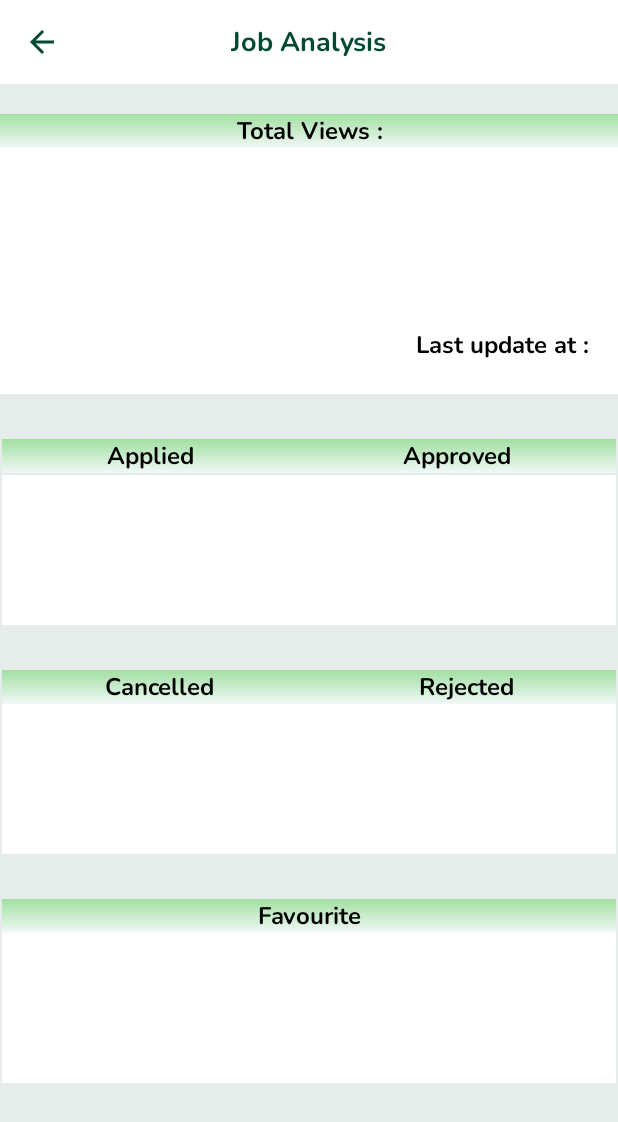
After one commit to WeiChin04/EasyJob, an Android app: the JobAnalysisDetailsFragment screen opened through its navigation route, on a phone screen of 412 x 824 dp. The commit adds this screen. Shown: the top 1122 px of the screen. Run offline under Robolectric (Android 15) with nearby library versions, the phone set to English and light mode, and no system bars; our stand-ins replace Firebase (no records; nobody signed in at launch, a user with empty details on screens opened directly), navigation-ui; libraries missing offline, so code that uses them is left out: android.text.method.

Commit message:
job analysis details done

```diff
--- a/app/src/main/java/com/example/easyjob/employer/ApplicantAdapter.kt
+++ b/app/src/main/java/com/example/easyjob/employer/ApplicantAdapter.kt
@@ -54,7 +54,7 @@ class ApplicantAdapter(private val childId: String,
 
         val currentTimeMillis = appliedDataList.appliedAt!!.toLong()
         val date = Date(currentTimeMillis)
-        val dateFormat = SimpleDateFormat("HH:mm , dd/MMM/yyyy", Locale.getDefault())
+        val dateFormat = SimpleDateFormat("HH:mm, dd MMM yyyy", Locale.getDefault())
         val currentTime = dateFormat.format(date)
         holder.applyDate.text = currentTime
 
--- a/app/src/main/java/com/example/easyjob/employer/JobAdapter.kt
+++ b/app/src/main/java/com/example/easyjob/employer/JobAdapter.kt
@@ -55,7 +55,7 @@ class JobAdapter(private val jobList: ArrayList<JobData>) : RecyclerView.Adapter
 
         val currentTimeMillis = currentItem.currentDate!!.toLong()
         val date = Date(currentTimeMillis)
-        val dateFormat = SimpleDateFormat("yyyy-MM-dd HH:mm", Locale.getDefault())
+        val dateFormat = SimpleDateFormat("HH:mm, dd MMM yyyy", Locale.getDefault())
         val currentTime = dateFormat.format(date)
         holder.datePosted.text = currentTime
         holder.jobTitle.text = currentItem.jobTitle
--- /dev/null
+++ b/app/src/main/java/com/example/easyjob/employer/JobAnalysisDetailsFragment.kt
@@ -0,0 +1,52 @@
+package com.example.easyjob.employer
+
+import android.os.Bundle
+import androidx.fragment.app.Fragment
+import android.view.LayoutInflater
+import android.view.View
+import android.view.ViewGroup
+import androidx.appcompat.app.AppCompatActivity
+import androidx.navigation.fragment.findNavController
+import androidx.navigation.ui.AppBarConfiguration
+import com.example.easyjob.databinding.FragmentJobAnalysisDetailsBinding
+import java.text.SimpleDateFormat
+import java.util.*
+
+
+class JobAnalysisDetailsFragment : Fragment() {
+
+    private var _binding: FragmentJobAnalysisDetailsBinding? =null
+    private val binding get() = _binding!!
+
+    override fun onCreateView(
+        inflater: LayoutInflater, container: ViewGroup?,
+        savedInstanceState: Bundle?
+    ): View {
+
+        _binding = FragmentJobAnalysisDetailsBinding.inflate(inflater,container,false)
+
+        //hide nav bar
+        (activity as EmployerHome).hideBottomNavigationView()
+
+        //action bar
+        val toolbar = binding.toolbar
+        setHasOptionsMenu(true)
+        (activity as AppCompatActivity).setSupportActionBar(toolbar)
+        val actionBar = (activity as? AppCompatActivity)?.supportActionBar
+        actionBar?.setDisplayShowTitleEnabled(false)
+        actionBar?.setDisplayHomeAsUpEnabled(true)
+        val navController = findNavController()
+        val appBarConfiguration = AppBarConfiguration(navController.graph)
+
+        binding.tvADTotalView.text = arguments?.getString("total_click")
+        binding.tvADApplied.text = arguments?.getString("total_applied")
+        binding.tvADApproved.text = arguments?.getString("total_approved")
+        binding.tvADCancelled.text = arguments?.getString("total_cancelled")
+        binding.tvADRejected.text = arguments?.getString("total_rejected")
+        binding.tvADFavourite.text = arguments?.getString("total_favourite")
+        binding.tvADLastUpdate.text = arguments?.getString("last_click")
+
+        return binding.root
+    }
+
+}
--- a/app/src/main/java/com/example/easyjob/employer/JobDetailFragment.kt
+++ b/app/src/main/java/com/example/easyjob/employer/JobDetailFragment.kt
@@ -41,7 +41,7 @@ class JobDetailFragment : Fragment() {
         actionBar?.setDisplayHomeAsUpEnabled(true)
         val navController = findNavController()
         val appBarConfiguration = AppBarConfiguration(navController.graph)
-       // NavigationUI.setupActionBarWithNavController(activity as AppCompatActivity, navController, appBarConfiguration)
+      // NavigationUI.setupActionBarWithNavController(activity as AppCompatActivity, navController, appBarConfiguration)
 
 
         val currentUser = FirebaseAuth.getInstance().currentUser!!.uid
--- a/app/src/main/java/com/example/easyjob/employer/jobAnalysisAdapter.kt
+++ b/app/src/main/java/com/example/easyjob/employer/jobAnalysisAdapter.kt
@@ -4,6 +4,9 @@ import android.view.LayoutInflater
 import android.view.View
 import android.view.ViewGroup
 import android.widget.TextView
+import androidx.cardview.widget.CardView
+import androidx.core.os.bundleOf
+import androidx.navigation.findNavController
 import androidx.recyclerview.widget.RecyclerView
 import com.example.easyjob.AnalysisData
 import com.example.easyjob.R
@@ -44,17 +47,32 @@ class jobAnalysisAdapter (private val jobDataList: ArrayList<JobData>,
         }
 
         holder.jobAnalysisTitle.text = currentJob.jobTitle
+        val currentTimeMills = currentAnalysis.lastClickTime!!.toLong()
+        val date = Date(currentTimeMills)
+        val dateFormat = SimpleDateFormat("HH:mm, dd MMM yyyy", Locale.getDefault())
+        val currentTime = dateFormat.format(date)
 
         if(currentAnalysis.lastClickTime == ""){
             holder.lastViewAt.text = "-"
         }else{
-            val currentTimeMills = currentAnalysis.lastClickTime!!.toLong()
-            val date = Date(currentTimeMills)
-            val dateFormat = SimpleDateFormat("HH:mm , dd/MMM/yyyy", Locale.getDefault())
-            val currentTime = dateFormat.format(date)
+
 
             holder.lastViewAt.text = currentTime
         }
+
+        holder.cardView.setOnClickListener {
+            val bundle = bundleOf(
+                "total_click" to currentAnalysis.clickCount.toString(),
+                "total_applied" to currentAnalysis.totalApply.toString(),
+                "total_approved" to currentAnalysis.totalApproved.toString(),
+                "total_cancelled" to currentAnalysis.totalCancel.toString(),
+                "total_rejected" to currentAnalysis.totalRejected.toString(),
+                "total_favourite" to currentAnalysis.favouriteCount.toString(),
+                "last_click" to currentTime
+            )
+            it.findNavController().navigate(R.id.action_employerHomeFragment_to_jobAnalysisDetailsFragment, bundle)
+        }
+
     }
 
     private fun getPosition(position: Int): Pair<Int, Int> {
@@ -72,5 +90,8 @@ class jobAnalysisAdapter (private val jobDataList: ArrayList<JobData>,
         val jobAnalysisTitle : TextView = itemView.findViewById(R.id.tvJobAnalysisTitle)
         val totalView : TextView = itemView.findViewById(R.id.tvTotalView)
         val lastViewAt : TextView = itemView.findViewById(R.id.tvLastViewAt)
+        val cardView : CardView = itemView.findViewById(R.id.cvJobAnalysis)
+
+
     }
 }
--- a/app/src/main/java/com/example/easyjob/user/UserFavouriteJobAdapter.kt
+++ b/app/src/main/java/com/example/easyjob/user/UserFavouriteJobAdapter.kt
@@ -54,7 +54,7 @@ class UserFavouriteJobAdapter (private val jobDataList: ArrayList<JobData>) : Re
 
         val currentTimeMillis = currentItem.currentDate!!.toLong()
         val date = Date(currentTimeMillis)
-        val dateFormat = SimpleDateFormat("HH:mm , dd/MMM/yyyy", Locale.getDefault())
+        val dateFormat = SimpleDateFormat("HH:mm, dd MMM yyyy", Locale.getDefault())
         val currentTime = dateFormat.format(date)
         holder.datePosted.text = currentTime
         holder.jobTitle.text = currentItem.jobTitle
--- a/app/src/main/java/com/example/easyjob/user/UserJobAdapter.kt
+++ b/app/src/main/java/com/example/easyjob/user/UserJobAdapter.kt
@@ -60,7 +60,7 @@ class UserJobAdapter(private var jobList: ArrayList<JobData>) : RecyclerView.Ada
 
         val currentTimeMillis = currentItem.currentDate!!.toLong()
         val date = Date(currentTimeMillis)
-        val dateFormat = SimpleDateFormat("yyyy-MM-dd HH:mm", Locale.getDefault())
+        val dateFormat = SimpleDateFormat("HH:mm, dd MMM yyyy", Locale.getDefault())
         val currentTime = dateFormat.format(date)
         holder.datePosted.text = currentTime
         holder.jobTitle.text = currentItem.jobTitle
--- a/app/src/main/java/com/example/easyjob/user/UserJobAppliedAdapter.kt
+++ b/app/src/main/java/com/example/easyjob/user/UserJobAppliedAdapter.kt
@@ -58,7 +58,7 @@ class UserJobAppliedAdapter(private val jobList: ArrayList<UserApplicationData>,
 
         val currentTimeMillis = currentItem.appliedAt!!.toLong()
         val date = Date(currentTimeMillis)
-        val dateFormat = SimpleDateFormat("HH:mm , dd/MMM/yyyy", Locale.getDefault())
+        val dateFormat = SimpleDateFormat("HH:mm, dd MMM yyyy", Locale.getDefault())
         val currentTime = dateFormat.format(date)
         holder.dateApplied.text = currentTime
         holder.jobTitle.text = currentJobItem.jobTitle
--- a/app/src/main/java/com/example/easyjob/user/UserSearchJobAdapter.kt
+++ b/app/src/main/java/com/example/easyjob/user/UserSearchJobAdapter.kt
@@ -59,7 +59,7 @@ class UserSearchJobAdapter(private var jobList: ArrayList<JobData>) : RecyclerVi
 
         val currentTimeMillis = currentItem.currentDate!!.toLong()
         val date = Date(currentTimeMillis)
-        val dateFormat = SimpleDateFormat("yyyy-MM-dd HH:mm", Locale.getDefault())
+        val dateFormat = SimpleDateFormat("HH:mm , dd MMM yyyy", Locale.getDefault())
         val currentTime = dateFormat.format(date)
         holder.datePosted.text = currentTime
         holder.jobTitle.text = currentItem.jobTitle
--- /dev/null
+++ b/app/src/main/res/layout/fragment_job_analysis_details.xml
@@ -0,0 +1,292 @@
+<?xml version="1.0" encoding="utf-8"?>
+<androidx.constraintlayout.widget.ConstraintLayout xmlns:android="http://schemas.android.com/apk/res/android"
+    xmlns:app="http://schemas.android.com/apk/res-auto"
+    xmlns:tools="http://schemas.android.com/tools"
+    android:layout_width="match_parent"
+    android:layout_height="match_parent"
+    tools:context=".employer.JobAnalysisDetailsFragment">
+
+    <androidx.constraintlayout.widget.ConstraintLayout
+        android:id="@+id/clTop"
+        android:layout_width="match_parent"
+        android:layout_height="wrap_content"
+        app:layout_constraintEnd_toEndOf="parent"
+        app:layout_constraintStart_toStartOf="parent"
+        app:layout_constraintTop_toTopOf="parent">
+
+        <com.google.android.material.appbar.AppBarLayout
+            android:id="@+id/appBarLayout"
+            android:layout_width="match_parent"
+            android:layout_height="wrap_content"
+            app:layout_constraintTop_toTopOf="parent"
+            app:popupTheme="@style/Theme.EasyJob">
+
+            <androidx.appcompat.widget.Toolbar
+                android:id="@+id/toolbar"
+                android:layout_width="match_parent"
+                android:layout_height="?attr/actionBarSize"
+                android:background="?attr/colorOnPrimary"
+                android:textAlignment="center"
+                app:layout_constraintBottom_toBottomOf="parent"
+                app:layout_constraintEnd_toEndOf="parent"
+                app:layout_constraintStart_toStartOf="parent"
+                app:layout_constraintTop_toTopOf="@+id/appBarLayout"
+                app:popupTheme="@style/Theme.EasyJob"
+                app:titleTextColor="@color/green">
+
+                <TextView
+                    style="@style/toolbar_Title"
+                    android:layout_width="wrap_content"
+                    android:layout_height="wrap_content"
+                    android:layout_gravity="center"
+                    android:text="@string/job_analysis_page_title" />
+
+            </androidx.appcompat.widget.Toolbar>
+
+        </com.google.android.material.appbar.AppBarLayout>
+    </androidx.constraintlayout.widget.ConstraintLayout>
+
+    <androidx.constraintlayout.widget.ConstraintLayout
+        android:layout_width="match_parent"
+        android:layout_height="0dp"
+        app:layout_constraintBottom_toBottomOf="parent"
+        app:layout_constraintEnd_toEndOf="parent"
+        app:layout_constraintStart_toStartOf="parent"
+        app:layout_constraintTop_toBottomOf="@+id/clTop">
+
+        <LinearLayout
+            android:id="@+id/linearLayout4"
+            android:layout_width="match_parent"
+            android:layout_height="wrap_content"
+            android:orientation="vertical"
+            android:layout_marginTop="20dp"
+            android:background="@color/white"
+            app:layout_constraintEnd_toEndOf="parent"
+            app:layout_constraintStart_toStartOf="parent"
+            app:layout_constraintTop_toTopOf="parent">
+
+            <TextView
+                android:id="@+id/textView2"
+                style="@style/ADTextview"
+                android:layout_width="match_parent"
+                android:layout_height="wrap_content"
+                android:gravity="center"
+                android:background="@drawable/gradient_background"
+                android:text="@string/total_view_description" />
+
+            <androidx.appcompat.widget.AppCompatTextView
+                android:id="@+id/tvADTotalView"
+                android:layout_width="match_parent"
+                android:layout_height="120dp"
+                android:autoSizeMaxTextSize="70sp"
+                android:autoSizeMinTextSize="10sp"
+                android:autoSizeTextType="uniform"
+                android:fontFamily="@font/nunito_bold"
+                android:gravity="center"
+                android:text="@string/example_total_view"
+                android:textColor="@color/green"
+                android:background="@color/white"
+                tools:targetApi="26" />
+
+            <TextView
+                android:id="@+id/textView4"
+                style="@style/ADTextview"
+                android:layout_width="match_parent"
+                android:layout_height="wrap_content"
+                android:layout_marginStart="30dp"
+                android:layout_marginEnd="20dp"
+                android:gravity="end"
+                android:background="@color/white"
+                android:text="@string/last_view_at_description" />
+
+            <TextView
+                android:id="@+id/tvADLastUpdate"
+                style="@style/textview_heading"
+                android:layout_width="match_parent"
+                android:layout_height="wrap_content"
+                android:layout_marginStart="30dp"
+                android:layout_marginEnd="20dp"
+                android:gravity="end"
+                android:background="@color/white"
+                android:text="@string/example_last_view" />
+        </LinearLayout>
+
+        <LinearLayout
+            android:id="@+id/linearLayout5"
+            android:layout_width="409dp"
+            android:layout_height="wrap_content"
+            android:layout_marginTop="30dp"
+            android:orientation="horizontal"
+            app:layout_constraintEnd_toEndOf="parent"
+            app:layout_constraintStart_toStartOf="parent"
+            app:layout_constraintTop_toBottomOf="@+id/linearLayout4">
+
+            <TextView
+                android:id="@+id/textView5"
+                style="@style/textview"
+                android:layout_width="wrap_content"
+                android:layout_height="wrap_content"
+                android:layout_weight="1"
+                android:background="@drawable/gradient_background"
+                android:text="@string/total_apply_description" />
+
+            <TextView
+                android:id="@+id/textView7"
+                style="@style/textview"
+                android:layout_width="wrap_content"
+                android:layout_height="wrap_content"
+                android:layout_weight="1"
+                android:background="@drawable/gradient_background"
+                android:text="@string/total_cancel_description" />
+
+        </LinearLayout>
+
+        <LinearLayout
+            android:id="@+id/linearLayout6"
+            android:layout_width="409dp"
+            android:layout_height="wrap_content"
+            android:layout_marginTop="1dp"
+            android:orientation="horizontal"
+            app:layout_constraintEnd_toEndOf="parent"
+            app:layout_constraintStart_toStartOf="parent"
+            app:layout_constraintTop_toBottomOf="@+id/linearLayout5">
+
+            <TextView
+                android:id="@+id/tvADApplied"
+                android:layout_width="wrap_content"
+                android:layout_height="100dp"
+                android:layout_weight="1"
+                android:autoSizeMaxTextSize="70sp"
+                android:autoSizeMinTextSize="10sp"
+                android:autoSizeTextType="uniform"
+                android:fontFamily="@font/nunito_bold"
+                android:gravity="center"
+                android:text="@string/example_total_view"
+                android:textColor="@color/green"
+                android:background="@color/white"
+                tools:targetApi="26" />
+
+            <TextView
+                android:id="@+id/tvADApproved"
+                android:layout_width="wrap_content"
+                android:layout_height="100dp"
+                android:layout_weight="1"
+                android:autoSizeMaxTextSize="70sp"
+                android:autoSizeMinTextSize="10sp"
+                android:autoSizeTextType="uniform"
+                android:fontFamily="@font/nunito_bold"
+                android:gravity="center"
+                android:text="@string/example_total_view"
+                android:textColor="@color/green"
+                android:background="@color/white"
+                tools:targetApi="26" />
+        </LinearLayout>
+
+        <LinearLayout
+            android:id="@+id/linearLayout7"
+            android:layout_width="409dp"
+            android:layout_height="wrap_content"
+            android:layout_marginTop="30dp"
+            android:orientation="horizontal"
+            app:layout_constraintEnd_toEndOf="parent"
+            app:layout_constraintStart_toStartOf="parent"
+            app:layout_constraintTop_toBottomOf="@+id/linearLayout6">
+
+            <TextView
+                android:id="@+id/textView8"
+                style="@style/textview"
+                android:layout_width="wrap_content"
+                android:layout_height="wrap_content"
+                android:layout_weight="1"
+                android:background="@drawable/gradient_background"
+                android:text="@string/total_approved_description" />
+
+            <TextView
+                android:id="@+id/textView9"
+                style="@style/textview"
+                android:layout_width="wrap_content"
+                android:layout_height="wrap_content"
+                android:layout_weight="1"
+                android:background="@drawable/gradient_background"
+                android:text="@string/total_rejected_description" />
+
+        </LinearLayout>
+
+        <LinearLayout
+            android:id="@+id/linearLayout8"
+            android:layout_width="409dp"
+            android:layout_height="wrap_content"
+            android:orientation="horizontal"
+            app:layout_constraintEnd_toEndOf="parent"
+            app:layout_constraintStart_toStartOf="parent"
+            app:layout_constraintTop_toBottomOf="@+id/linearLayout7">
+
+            <TextView
+                android:id="@+id/tvADCancelled"
+                android:layout_width="wrap_content"
+                android:layout_height="100dp"
+                android:layout_weight="1"
+                android:autoSizeMaxTextSize="70sp"
+                android:autoSizeMinTextSize="10sp"
+                android:autoSizeTextType="uniform"
+                android:fontFamily="@font/nunito_bold"
+                android:gravity="center"
+                android:text="@string/example_total_view"
+                android:textColor="@color/green"
+                android:background="@color/white"
+                tools:targetApi="26" />
+
+            <TextView
+                android:id="@+id/tvADRejected"
+                android:layout_width="wrap_content"
+                android:layout_height="100dp"
+                android:layout_weight="1"
+                android:autoSizeMaxTextSize="70sp"
+                android:autoSizeMinTextSize="10sp"
+                android:autoSizeTextType="uniform"
+                android:fontFamily="@font/nunito_bold"
+                android:gravity="center"
+                android:text="@string/example_total_view"
+                android:textColor="@color/green"
+                android:background="@color/white"
+                tools:targetApi="26" />
+        </LinearLayout>
+
+        <LinearLayout
+            android:layout_width="409dp"
+            android:layout_height="wrap_content"
+            android:orientation="vertical"
+            android:layout_marginTop="30dp"
+            app:layout_constraintEnd_toEndOf="parent"
+            app:layout_constraintStart_toStartOf="parent"
+            app:layout_constraintTop_toBottomOf="@+id/linearLayout8">
+
+            <TextView
+                android:id="@+id/textView10"
+                style="@style/textview"
+                android:layout_width="match_parent"
+                android:layout_height="wrap_content"
+                android:layout_weight="1"
+                android:background="@drawable/gradient_background"
+                android:text="@string/total_bookmarks_description" />
+
+            <TextView
+                android:id="@+id/tvADFavourite"
+                android:layout_width="match_parent"
+                android:layout_height="100dp"
+                android:layout_weight="1"
+                android:autoSizeMaxTextSize="70sp"
+                android:autoSizeMinTextSize="10sp"
+                android:autoSizeTextType="uniform"
+                android:fontFamily="@font/nunito_bold"
+                android:gravity="center"
+                android:textColor="@color/green"
+                android:text="@string/example_total_view"
+                android:background="@color/white"
+                tools:targetApi="26"/>
+
+
+        </LinearLayout>
+    </androidx.constraintlayout.widget.ConstraintLayout>
+
+</androidx.constraintlayout.widget.ConstraintLayout>
--- a/app/src/main/res/navigation/employer_navigation.xml
+++ b/app/src/main/res/navigation/employer_navigation.xml
@@ -8,7 +8,11 @@
     <fragment
         android:id="@+id/employerHomeFragment"
         android:name="com.example.easyjob.employer.EmployerHomeFragment"
-        tools:layout="@layout/fragment_employer_home" />
+        tools:layout="@layout/fragment_employer_home" >
+        <action
+            android:id="@+id/action_employerHomeFragment_to_jobAnalysisDetailsFragment"
+            app:destination="@id/jobAnalysisDetailsFragment" />
+    </fragment>
     <fragment
         android:id="@+id/jobView"
         android:name="com.example.easyjob.employer.EmployerJobView"
@@ -74,4 +78,9 @@
         android:id="@+id/employerJobForm"
         android:name="com.example.easyjob.employer.EmployerJobForm"
         android:label="EmployerJobForm" />
+    <fragment
+        android:id="@+id/jobAnalysisDetailsFragment"
+        android:name="com.example.easyjob.employer.JobAnalysisDetailsFragment"
+        android:label="fragment_job_analysis_details"
+        tools:layout="@layout/fragment_job_analysis_details" />
 </navigation>
--- a/app/src/main/res/values/strings.xml
+++ b/app/src/main/res/values/strings.xml
@@ -206,13 +206,13 @@
     <string name="show_repeat_applied_job_message">You have applied this job before</string>
 
 
-    <!--    messageDialog   -->
+    <!--    messageDialog       -->
     <string name="messageDialog_yes">Yes</string>
     <string name="messageDialog_confirm">Confirm</string>
     <string name="messageDialog_no">no</string>
 
 
-    <!--    applicant item-->
+    <!--    applicant item      -->
     <string name="apply_date_title">Apply Date : </string>
     <string name="example_applicant_name">Michelle</string>
     <string name="example_contact">012–7123453</string>
@@ -262,16 +262,19 @@
         <item>10000 &amp; above</item>
     </string-array>
 
-<!--    job analysis card view-->
+    <!--    job analysis card view      -->
     <string name="total_view_description">Total Views :</string>
     <string name="example_total_view">999</string>
-    <string name="last_view_at_description">Last view at :</string>
+    <string name="last_view_at_description">Last update at :</string>
     <string name="example_last_view">2023/01/01 20:22</string>
-    <string name="total_bookmarks_description"> people have bookmarked this job</string>
-    <string name="total_apply_description">people applied for the job</string>
-    <string name="total_cancel_description">people cancelled this application after applying</string>
-    <string name="total_approved_description">people have been approved</string>
-    <string name="total_rejected_description">people have been rejected</string>
+    <string name="total_bookmarks_description">Favourite</string>
+    <string name="total_apply_description">Applied</string>
+    <string name="total_approved_description">Cancelled</string>
+    <string name="total_cancel_description">Approved</string>
+    <string name="total_rejected_description">Rejected</string>
+    <string name="job_analysis_page_title">Job Analysis</string>
+
+    <!--     Job Analysis Detail Page   -->
 
 
 </resources>
--- a/app/src/main/res/values/themes.xml
+++ b/app/src/main/res/values/themes.xml
@@ -36,6 +36,13 @@
         <item name="android:textSize">16sp</item>
         <item name="android:textStyle">bold</item>
         <item name="android:textAlignment">center</item>
+    </style>
+
+    <style name="ADTextview">
+        <item name="android:fontFamily">@font/nunito_semibold</item>
+        <item name="android:textColor">@color/black</item>
+        <item name="android:textSize">16sp</item>
+        <item name="android:textStyle">bold</item>
     </style>
 
     <style name="textview_heading">
```
Also changed, not shown: app/src/main/java/com/example/easyjob/employer/EmployerHomeFragment.kt (+0 -7 lines). Lines whose indentation alone changed are shown as unchanged.
